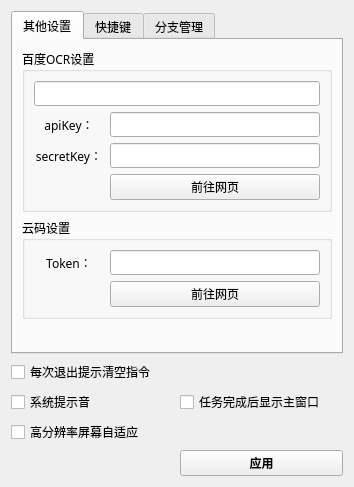
This is Window/setting.ui in find-xposed-magisk/automatic_clicker_2 as Qt 5 draws it before an edit. The edited form follows.
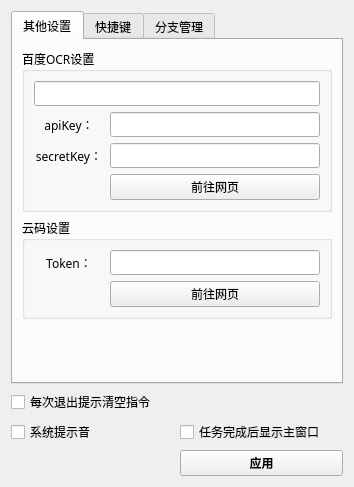
This is the edited form. Icons and pictures are not drawn.

Commit message:
refactor(ui): 移除高DPI自适应设置选项
- 从设置界面UI中删除高DPI自适应复选框
- 从数据库操作模块中移除高DPI自适应配置项
- 从设置窗口控制逻辑中移除高DPI自适应相关代码
- 从应用主入口中移除高DPI缩放策略设置
- 更新已移除设置项列表包含高DPI自适应配置

```diff
--- a/Window/setting.ui
+++ b/Window/setting.ui
@@ -732,13 +732,6 @@
        </layout>
       </item>
       -->
-     <item row="2" column="0">
-      <widget class="QCheckBox" name="checkBox_5">
-       <property name="text">
-        <string>高分辨率屏幕自适应</string>
-       </property>
-      </widget>
-     </item>
     </layout>
    </item>
   </layout>
```
The commit also changes 6 other files.
